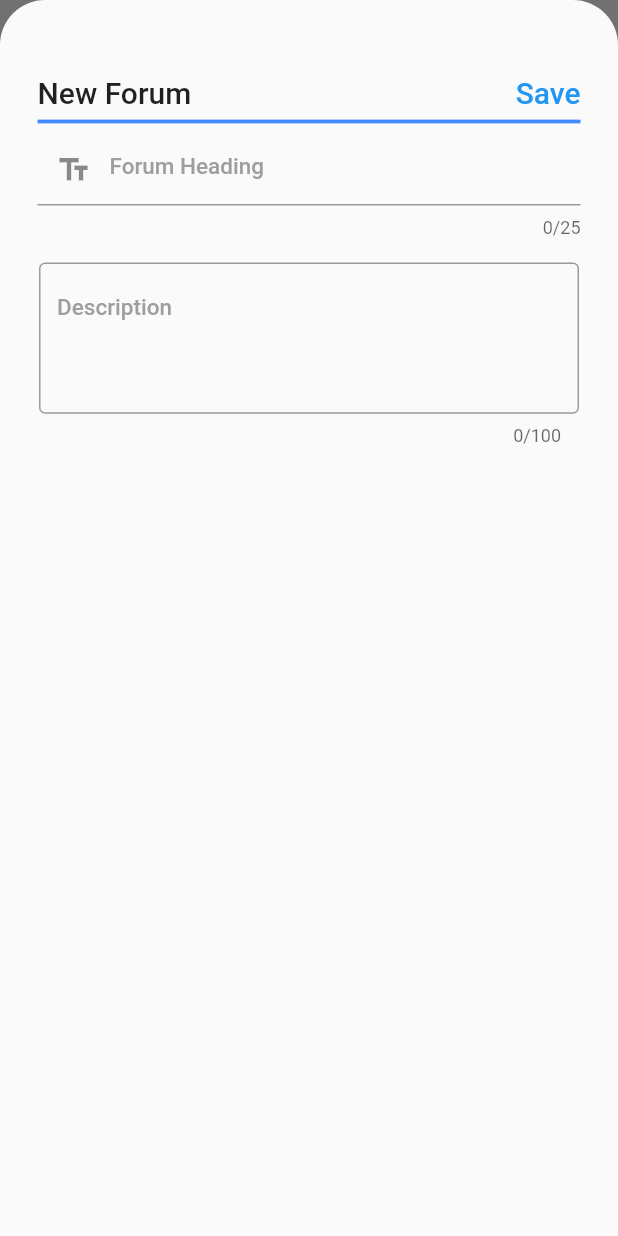
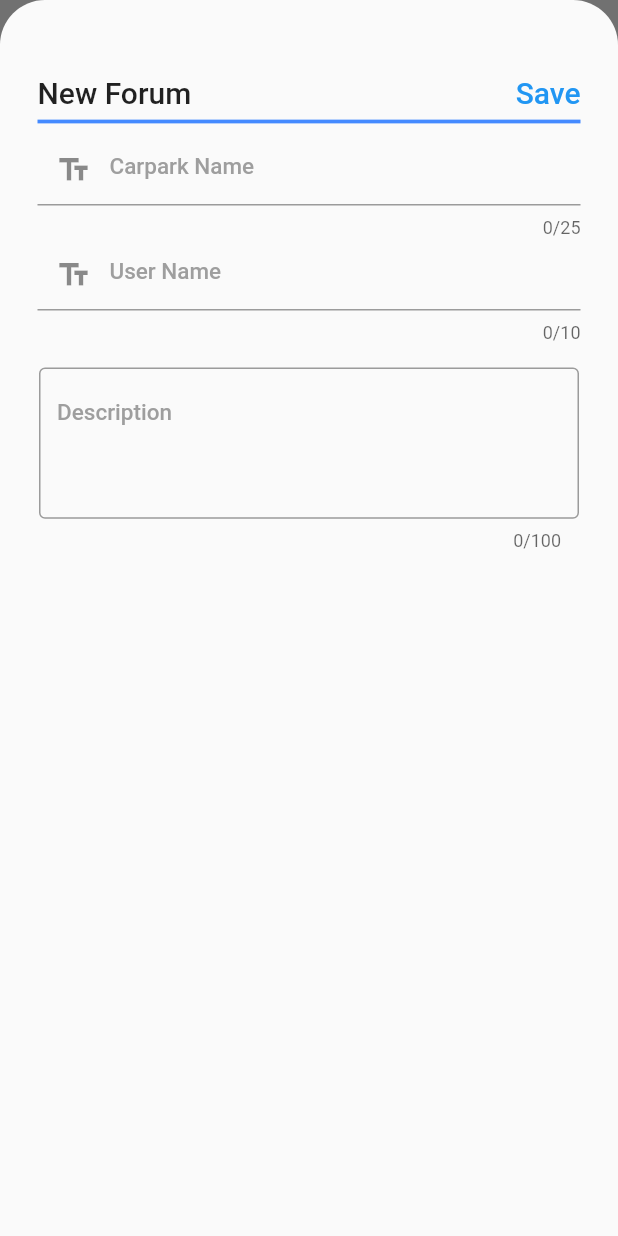
Before and after one commit to roydonauyr/CarparkCompanion, a Flutter app: the screen it shows once a user with an empty profile is signed in, item 4 of the bottom bar chosen, after a tap on the "create" icon, on a phone screen of 412 x 824 dp. Run offline on Flutter 3.47's test engine with Material 2 defaults, Android fonts, the phone set to English and light mode, and no system bars; our stand-ins replace auto_size_text, firebase_auth, firebase_core, firebase_database, flutter_countdown_timer, geolocator and 4 more; missing offline and left inert: dart:ffi, search_map_place_updated, simple_timer; accounts and stored records are empty; statements that could not run were skipped.

Commit message:
Forum Page
added forum page

```diff
--- a/lib/main.dart
+++ b/lib/main.dart
@@ -9,12 +9,25 @@ import 'package:google_maps_flutter/google_maps_flutter.dart';
 import 'package:provider/provider.dart';
 import 'models/localUser.dart';
 
+// import 'package:flutter_application_2/models/timer.dart';
+// import 'package:flutter_application_2/services/apiLTA.dart';
+// import 'dart:async';
+
+// import 'package:flutter_application_2/screens/filter.dart';
+
 Set<Marker> markers = new Set();
+bool filterState = false;
+Set<Marker> markersFiltered = new Set();
 List<carparkDetail> carparkObjects = <carparkDetail>[];
 bool fullDetail = false;
 
+void setMarkers(Set<Marker> marked){
+  markers = marked;
+}
+
 //Testing git push
 void main() async {
+  // APItimer;
   WidgetsFlutterBinding.ensureInitialized();
   await Firebase.initializeApp();
   await initCarparkObjects();
@@ -48,106 +61,31 @@ Future<void> initCarparkObjects() async {
   coorConverter coorTest = coorConverter();
 
   int x = 0;
-  for (int i = 1; i < 2000; i += 200) {
+  for (int i = 0; i < 20; i ++) {
     String path = i.toString();
 
-    //Id
-    DatabaseReference id =
-        FirebaseDatabase.instance.ref(path + "/car_park_number");
+    DatabaseReference object = FirebaseDatabase.instance.ref(path + "/details");
 
-    DatabaseEvent id_event = await id.once();
-    String _id = id_event.snapshot.value.toString();
+    DatabaseEvent object_event = await object.once();
+    String object_string = object_event.snapshot.value.toString();
+    final splitted = object_string.split("_");
 
-    //Address
-    DatabaseReference address =
-        FirebaseDatabase.instance.ref(path + "/address");
-
-    DatabaseEvent address_event = await address.once();
-    String _address = address_event.snapshot.value.toString();
-
-    //Basement
-    DatabaseReference carpark_basement =
-        FirebaseDatabase.instance.ref(path + "/car_park_basement");
-
-    DatabaseEvent carpark_basement_event = await carpark_basement.once();
-    String _carpark_basement = carpark_basement_event.snapshot.value.toString();
-
-    //Carpark Decks
-    DatabaseReference carpark_decks =
-        FirebaseDatabase.instance.ref(path + "/car_park_decks");
-
-    DatabaseEvent carpark_decks_event = await carpark_decks.once();
-    String _carpark_decks = carpark_decks_event.snapshot.value.toString();
-
-    //Carpark Number
-    DatabaseReference carpark_no =
-        FirebaseDatabase.instance.ref(path + "/car_park_no");
-
-    DatabaseEvent carpark_no_event = await carpark_no.once();
-    String _carpark_no = carpark_no_event.snapshot.value.toString();
-
-    //Carpark Type
-    DatabaseReference carpark_type =
-        FirebaseDatabase.instance.ref(path + "/car_park_type");
-
-    DatabaseEvent capark_type_event = await carpark_type.once();
-    String _carpark_type = capark_type_event.snapshot.value.toString();
-
-    //Free Parking
-    DatabaseReference free_parking =
-        FirebaseDatabase.instance.ref(path + "/free_parking");
-
-    DatabaseEvent free_parking_event = await free_parking.once();
-    String _free_parking = free_parking_event.snapshot.value.toString();
-
-    //Gantry Height
-    DatabaseReference gantry_height =
-        FirebaseDatabase.instance.ref(path + "/gantry_height");
-
-    DatabaseEvent gantry_height_event = await gantry_height.once();
-    String _gantry_height = gantry_height_event.snapshot.value.toString();
-
-    //Night Parking
-    DatabaseReference night_parking =
-        FirebaseDatabase.instance.ref(path + "/night_parking");
-
-    DatabaseEvent night_parking_event = await night_parking.once();
-    String _night_parking = night_parking_event.snapshot.value.toString();
-
-    //Short term parking
-    DatabaseReference short_term_parking =
-        FirebaseDatabase.instance.ref(path + "/short_term_parking");
-
-    DatabaseEvent short_term_parking_event = await short_term_parking.once();
-    String _short_term_parking =
-        short_term_parking_event.snapshot.value.toString();
-
-    //Type of parking
-    DatabaseReference type_of_parking_system =
-        FirebaseDatabase.instance.ref(path + "/type_of_parking_system");
-
-    DatabaseEvent type_of_parking_system_event =
-        await type_of_parking_system.once();
-    String _type_of_parking_system =
-        type_of_parking_system_event.snapshot.value.toString();
-
-    //x coord
-    DatabaseReference x_coord =
-        FirebaseDatabase.instance.ref(path + "/x_coord");
-
-    //getting into double
-    DatabaseEvent x_cord_event = await x_coord.once();
-    double x_coord_double =
-        double.parse(x_cord_event.snapshot.value.toString());
-
-    //y coord
-    DatabaseReference y_coord =
-        FirebaseDatabase.instance.ref(path + "/y_coord");
-
-    //getting into double
-    DatabaseEvent y_cord_event = await y_coord.once();
-    double y_coord_double =
-        double.parse(y_cord_event.snapshot.value.toString());
+    String _id = splitted[0];
+    String _carpark_no = splitted[1];
+    String _address = splitted[2];
+    String _x_coord = splitted[3];
+    String _y_coord = splitted[4];
+    String _carpark_type = splitted[5];
+    String _type_of_parking_system = splitted[6];
+    String _short_term_parking = splitted[7];
+    String _free_parking = splitted[8];
+    String _night_parking = splitted[9];
+    String _carpark_decks = splitted[10];
+    String _gantry_height = (splitted[11]);
+    String _carpark_basement = (splitted[12]);
+    double x_coord_double = double.parse(_x_coord);
+    double y_coord_double = double.parse(_y_coord);
+    //print(splitted);
 
     carparkObjects.add(carparkDetail(
         _id,
--- a/lib/screens/forum/NotePage.dart
+++ b/lib/screens/forum/NotePage.dart
@@ -2,15 +2,19 @@ import 'package:flutter/material.dart';
 
 final List<String> noteDescription = [];
 final List<String> noteHeading = [];
+final List<String> noteUser = [];
 TextEditingController noteHeadingController = new TextEditingController();
+TextEditingController noteUserController = new TextEditingController();
 TextEditingController noteDescriptionController = new TextEditingController();
 FocusNode textSecondFocusNode = new FocusNode();
 
 int notesHeaderMaxLenth = 25;
 int notesDescriptionMaxLines = 10;
+int notesUserMaxLines = 10;
 int? notesDescriptionMaxLenth;
 String deletedNoteHeading = "";
 String deletedNoteDescription = "";
+String deletedNoteUser = "";
 
 List<Color> noteColor = [
   Color.fromARGB(255, 180, 210, 243),
--- a/lib/screens/helps.dart
+++ b/lib/screens/helps.dart
@@ -31,6 +31,7 @@ class _helpPageState extends State<helpPage> {
   void dispose() {
     noteDescriptionController.dispose();
     noteHeadingController.dispose();
+    noteUserController.dispose();
     super.dispose();
   }
 
@@ -103,8 +104,10 @@ class _helpPageState extends State<helpPage> {
                 setState(() {
                   deletedNoteHeading = noteHeading[index];
                   deletedNoteDescription = noteDescription[index];
+                  deletedNoteUser = noteUser[index];
                   noteHeading.removeAt(index);
                   noteDescription.removeAt(index);
+                  noteUser.removeAt(index);
                   Scaffold.of(context).showSnackBar(
                     new SnackBar(
                       backgroundColor: Colors.purple,
@@ -122,11 +125,12 @@ class _helpPageState extends State<helpPage> {
                                     setState(() {
                                       if (deletedNoteHeading != "") {
                                         noteHeading.add(deletedNoteHeading);
-                                        noteDescription
-                                            .add(deletedNoteDescription);
+                                        noteDescription.add(deletedNoteDescription);
+                                        noteUser.add(deletedNoteUser);
                                       }
                                       deletedNoteHeading = "";
                                       deletedNoteDescription = "";
+                                      deletedNoteUser="";
                                     });
                                   },
                                   child: new Text(
@@ -229,12 +233,26 @@ class _helpPageState extends State<helpPage> {
                         children: [
                           Flexible(
                             child: Text(
-                              noteHeading[index],
+                              "Carpark: "+noteHeading[index],
                               overflow: TextOverflow.ellipsis,
                               style: TextStyle(
                                 fontSize: 20.00,
                                 color: Colors.black,
                                 fontWeight: FontWeight.w500,
+                              ),
+                            ),
+                          ),
+                          SizedBox(
+                            height: 2.5,
+                          ),
+                          Flexible(
+                            child: Text(
+                              "Username: "+ noteUser[index],
+                              overflow: TextOverflow.ellipsis,
+                              style: TextStyle(
+                                fontSize: 15.00,
+                                color: Colors.black,
+
                               ),
                             ),
                           ),
@@ -315,10 +333,11 @@ class _helpPageState extends State<helpPage> {
                               {
                                 setState(() {
                                   noteHeading.add(noteHeadingController.text);
-                                  noteDescription
-                                      .add(noteDescriptionController.text);
+                                  noteDescription.add(noteDescriptionController.text);
+                                  noteUser.add(noteUserController.text);
                                   noteHeadingController.clear();
                                   noteDescriptionController.clear();
+                                  noteUserController.clear();
                                 });
                                 Navigator.pop(context);
                               }
@@ -350,7 +369,24 @@ class _helpPageState extends State<helpPage> {
                         maxLength: notesHeaderMaxLenth,
                         controller: noteHeadingController,
                         decoration: InputDecoration(
-                          hintText: "Forum Heading",
+                          hintText: "Carpark Name",
+                          hintStyle: TextStyle(
+                            fontSize: 15.00,
+                            color: Colors.grey,
+                            fontWeight: FontWeight.w500,
+                          ),
+                          prefixIcon: Icon(Icons.text_fields),
+                        ),
+                        onFieldSubmitted: (String value) {
+                          FocusScope.of(context)
+                              .requestFocus(textSecondFocusNode);
+                        },
+                      ),
+                      TextFormField(
+                        maxLength: notesUserMaxLines,
+                        controller: noteUserController,
+                        decoration: InputDecoration(
+                          hintText: "User Name",
                           hintStyle: TextStyle(
                             fontSize: 15.00,
                             color: Colors.grey,
@@ -450,8 +486,8 @@ class _newCommentState extends State<newComment> {
                   onPressed: () {
                     _editScreen(context);
                   },
-                  tooltip: 'Add',
-                  child: Icon(Icons.add),
+                  tooltip: 'Edit',
+                  child: Icon(Icons.edit),
                 ),
               ),
               Container(
@@ -563,10 +599,11 @@ void _editScreen(context) {
                             {
                               setState2(() {
                                 noteHeading.add(noteHeadingController.text);
-                                noteDescription
-                                    .add(noteDescriptionController.text);
+                                noteDescription.add(noteDescriptionController.text);
+                                noteUser.add(noteUserController.text);
                                 noteHeadingController.clear();
                                 noteDescriptionController.clear();
+                                noteUserController.clear();
                               });
                               Navigator.pop(context);
                             }
```
Also changed, not shown: pubspec.lock.
